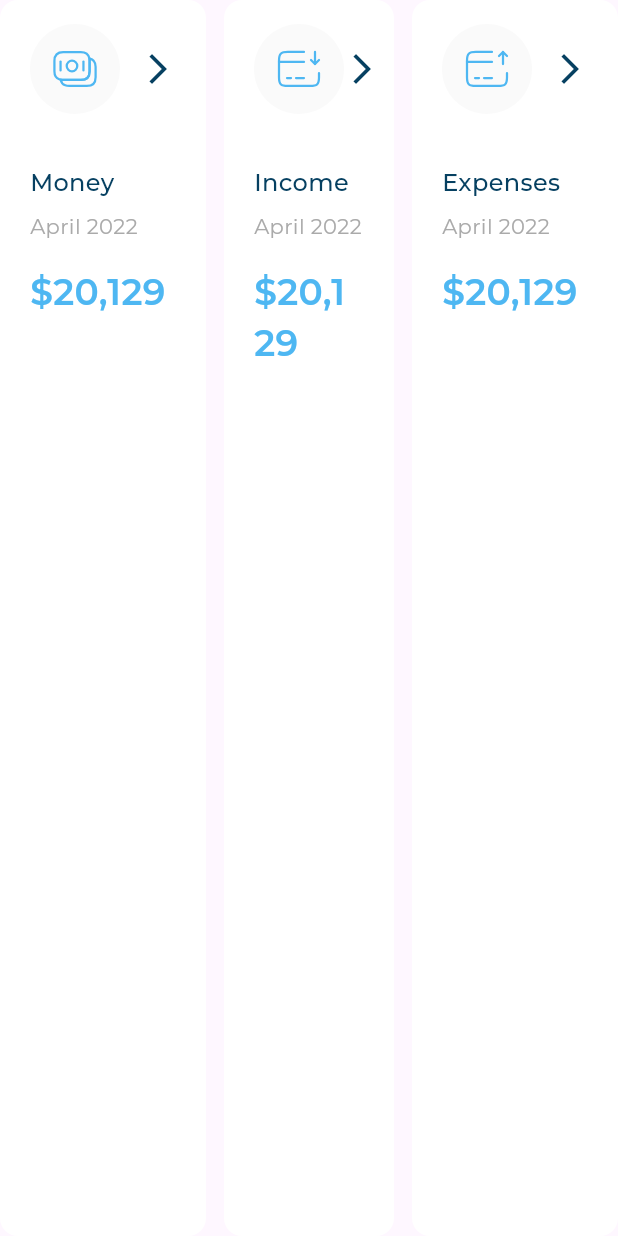
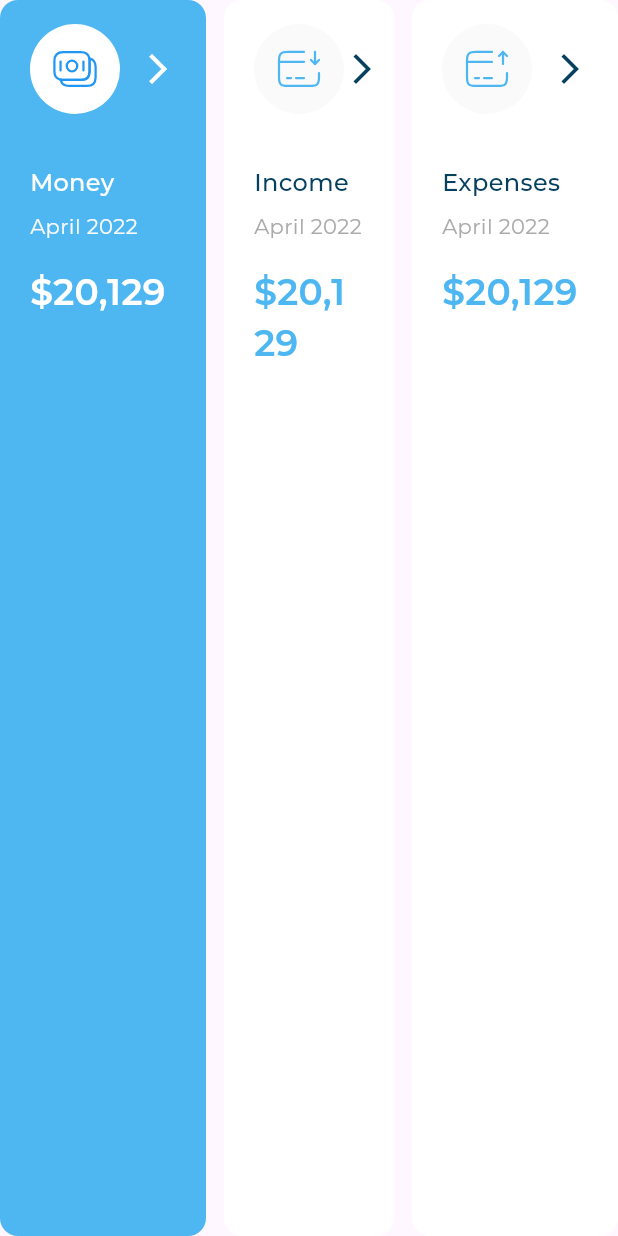
Before and after one commit to George-Anyas/Responsive_dash_board, a Flutter app: the AllExpensesItemListview widget shown alone on an empty page, opened directly, on a phone screen of 412 x 824 dp. Run offline on Flutter 3.47's test engine with Material 3 defaults, Android fonts, the phone set to English and light mode, and no system bars; our stand-ins replace flutter_svg; project files that could hold a hidden picture were left out.

Commit message:
all expenses section

```diff
--- a/lib/widget/all_expenses_item_listView.dart
+++ b/lib/widget/all_expenses_item_listView.dart
@@ -3,7 +3,7 @@ import 'package:responsive_dash_bord/models/all_expenses_item_model.dart';
 import 'package:responsive_dash_bord/utils/app_images.dart';
 import 'package:responsive_dash_bord/widget/all_expenses_item.dart';
 
-class AllExpensesItemListview extends StatelessWidget {
+class AllExpensesItemListview extends StatefulWidget {
   const AllExpensesItemListview({super.key});
   static const items = [
     AllExpensesItemModel(
@@ -22,27 +22,51 @@ class AllExpensesItemListview extends StatelessWidget {
         date: 'April 2022',
         price: r'$20,129')
   ];
+
+  @override
+  State<AllExpensesItemListview> createState() =>
+      _AllExpensesItemListviewState();
+}
+
+class _AllExpensesItemListviewState extends State<AllExpensesItemListview> {
+  int selectedIndex = 0;
   @override
   Widget build(BuildContext context) {
     return Row(
-      children: items.asMap().entries.map((e) {
+      children: AllExpensesItemListview.items.asMap().entries.map((e) {
         int index = e.key;
         var item = e.value;
         if (index == 1) {
           return Expanded(
-            child: Padding(
-              padding: const EdgeInsets.symmetric(horizontal: 12.0),
-              child: AllExpensesItem(isSelected: false, itemModel: item),
+            child: GestureDetector(
+              onTap: () {
+                updateIndex(index);
+              },
+              child: Padding(
+                padding: const EdgeInsets.symmetric(horizontal: 12.0),
+                child: AllExpensesItem(
+                    isSelected: selectedIndex == index, itemModel: item),
+              ),
             ),
           );
         } else {
           return Expanded(
-              child: AllExpensesItem(isSelected: false, itemModel: item));
+            child: GestureDetector(
+              onTap: () {
+                updateIndex(index);
+              },
+              child: AllExpensesItem(
+                  isSelected: selectedIndex == index, itemModel: item),
+            ),
+          );
         }
       }).toList(),
     );
-    // children: items
-    //     .map((e) => Expanded(child: AllExpensesItem(itemModel: e)))
-    //     .toList());
+  }
+
+  void updateIndex(int index) {
+    setState(() {
+      selectedIndex = index;
+    });
   }
 }
```
